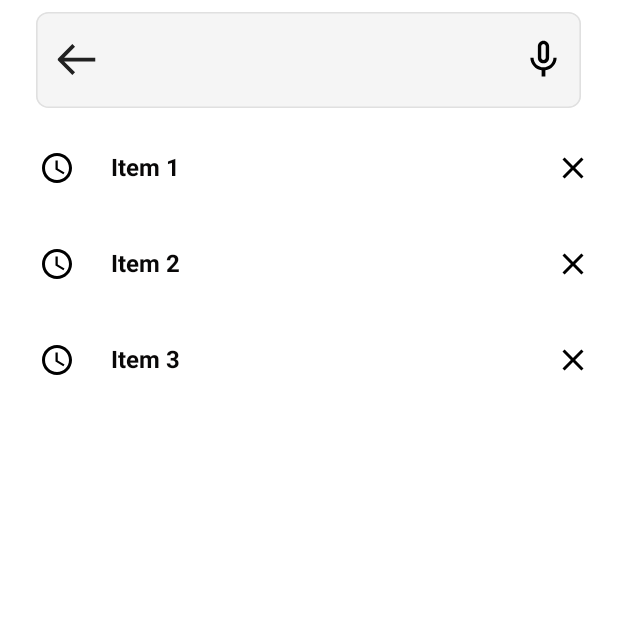
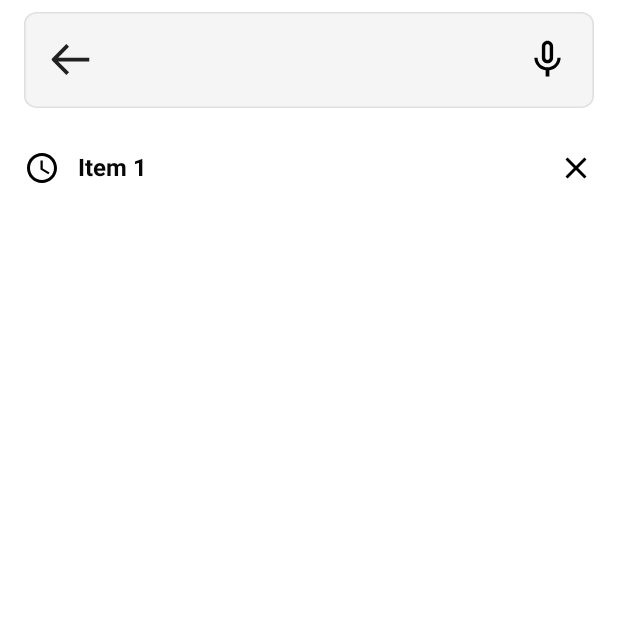
Before and after one commit to tuan-hda/evaware-android, an Android app: the screen it shows after launch (SearchActivity), on a phone screen of 412 x 824 dp, the top half of it. Run offline under Robolectric (Android 15) with nearby library versions, the phone set to English and light mode, and no system bars.

Commit message:
Remove onClick attribute on search_layout

```diff
--- a/app/src/main/java/com/example/evaware/presentation/base/SearchActivity.java
+++ b/app/src/main/java/com/example/evaware/presentation/base/SearchActivity.java
@@ -1,19 +1,28 @@
 package com.example.evaware.presentation.base;
 
 import android.os.Bundle;
+import android.view.View;
+import android.widget.Toast;
 
 import androidx.appcompat.app.AppCompatActivity;
 
 import com.example.evaware.R;
+import com.example.evaware.databinding.SearchBinding;
 
 public class SearchActivity extends AppCompatActivity {
-
-
+    private SearchBinding binding;
 
     @Override
     protected void onCreate(Bundle savedInstanceState) {
         super.onCreate(savedInstanceState);
-        setContentView(R.layout.search);
+        binding = SearchBinding.inflate(getLayoutInflater());
+        setContentView(binding.getRoot());
 
+        binding.clear.setOnClickListener(new View.OnClickListener() {
+            @Override
+            public void onClick(View view) {
+                Toast.makeText(SearchActivity.this, "Hello world", Toast.LENGTH_SHORT).show();
+            }
+        });
     }
 }
--- a/app/src/main/res/layout/search.xml
+++ b/app/src/main/res/layout/search.xml
@@ -1,12 +1,10 @@
 <?xml version="1.0" encoding="utf-8"?>
-<RelativeLayout
-    xmlns:android="http://schemas.android.com/apk/res/android"
-    xmlns:app="http://schemas.android.com/apk/res-auto"
-    xmlns:tools="http://schemas.android.com/tools"
+<RelativeLayout xmlns:android="http://schemas.android.com/apk/res/android"
     android:id="@+id/empty_account"
     android:layout_width="fill_parent"
     android:layout_height="fill_parent"
     android:clipToOutline="true">
+
     <LinearLayout
         android:layout_height="wrap_content"
         android:layout_width="match_parent"
@@ -17,21 +15,22 @@
             android:layout_width="match_parent"
             android:layout_height="80dp"
             >
+
             <RelativeLayout
-                android:layout_width="363dp"
+                android:layout_width="match_parent"
+                android:layout_marginHorizontal="16dp"
                 android:layout_height="64dp"
                 android:layout_centerHorizontal="true"
                 android:layout_centerVertical="true"
                 android:background="@drawable/main_fr">
                 <!-- arrow-left -->
-                <ImageButton
-                    xmlns:android="http://schemas.android.com/apk/res/android"
+                <ImageButton xmlns:android="http://schemas.android.com/apk/res/android"
                     android:layout_width="30dp"
                     android:layout_height="30dp"
-                    android:layout_marginLeft="12dp"
+                    android:layout_marginLeft="16dp"
                     android:layout_centerVertical="true"
-                    android:background="@drawable/arrow_left"
-                    />
+                    android:background="@drawable/arrow_left" />
+
                 <EditText
                     android:layout_width="270dp"
                     android:layout_height="50dp"
@@ -40,107 +39,52 @@
                     android:backgroundTint="#F5F5F5"
                     android:fontFamily="@font/lexend_medium"
                     android:paddingLeft="16dp"
-                    android:textColorLink="#F5F5F5"/>
-                <ImageButton
-                    xmlns:android="http://schemas.android.com/apk/res/android"
+                    android:textColorLink="#F5F5F5" />
+
+                <ImageButton xmlns:android="http://schemas.android.com/apk/res/android"
                     android:layout_width="30dp"
                     android:layout_height="30dp"
-                    android:layout_marginLeft="323dp"
+                    android:layout_alignParentEnd="true"
+                    android:layout_marginRight="16dp"
                     android:layout_centerVertical="true"
-                    android:background="@drawable/ic_mic"
-                    />
+                    android:background="@drawable/ic_mic" />
             </RelativeLayout>
         </RelativeLayout>
 <!--Add searched item in a flow-->
         <RelativeLayout
-            xmlns:android="http://schemas.android.com/apk/res/android"
             android:layout_width="match_parent"
-            android:layout_height="64dp"
-            >
+            android:layout_height="64dp">
+
             <View
+                android:id="@+id/icon_clock"
                 android:layout_width="24dp"
                 android:layout_height="24dp"
                 android:background="@drawable/ic_clock"
                 android:layout_centerVertical="true"
-                android:layout_marginLeft="26dp"/>
+                android:layout_marginLeft="16dp" />
+
             <TextView
-                android:layout_width="263dp"
+                android:layout_width="0dp"
                 android:layout_height="24dp"
+                android:layout_centerVertical="true"
+                android:layout_alignStart="@+id/icon_clock"
+                android:layout_alignEnd="@+id/clear"
+                android:layout_marginHorizontal="36dp"
                 android:text="Item 1"
-                android:layout_centerVertical="true"
-                android:layout_centerHorizontal="true"
                 android:textColor="#090808"
-                android:textStyle="bold"
                 android:textSize="16sp"
-                android:onClick="onButtonClick"
-                android:layout_marginLeft="26dp"/>
+                android:textStyle="bold" />
+
             <View
+                android:id="@+id/clear"
                 android:layout_width="24dp"
                 android:layout_height="24dp"
                 android:background="@drawable/ic_x"
                 android:layout_centerVertical="true"
-                android:onClick="onButtonClick"
-                android:layout_marginLeft="370dp"/>
+                android:layout_alignParentEnd="true"
+                android:layout_marginLeft="370dp"
+                android:layout_marginEnd="16dp" />
         </RelativeLayout>
-        <RelativeLayout
-            xmlns:android="http://schemas.android.com/apk/res/android"
-            android:layout_width="match_parent"
-            android:layout_height="64dp"
-            >
-            <View
-                android:layout_width="24dp"
-                android:layout_height="24dp"
-                android:background="@drawable/ic_clock"
-                android:layout_centerVertical="true"
-                android:layout_marginLeft="26dp"/>
-            <TextView
-                android:layout_width="263dp"
-                android:layout_height="24dp"
-                android:text="Item 2"
-                android:layout_centerVertical="true"
-                android:layout_centerHorizontal="true"
-                android:textColor="#090808"
-                android:textStyle="bold"
-                android:textSize="16sp"
-                android:onClick="onButtonClick"
-                android:layout_marginLeft="26dp"/>
-            <View
-                android:layout_width="24dp"
-                android:layout_height="24dp"
-                android:background="@drawable/ic_x"
-                android:layout_centerVertical="true"
-                android:onClick="onButtonClick"
-                android:layout_marginLeft="370dp"/>
-        </RelativeLayout>
-        <RelativeLayout
-            xmlns:android="http://schemas.android.com/apk/res/android"
-            android:layout_width="match_parent"
-            android:layout_height="64dp"
-            >
-            <View
-                android:layout_width="24dp"
-                android:layout_height="24dp"
-                android:background="@drawable/ic_clock"
-                android:layout_centerVertical="true"
-                android:layout_marginLeft="26dp"/>
-            <TextView
-                android:layout_width="263dp"
-                android:layout_height="24dp"
-                android:text="Item 3"
-                android:layout_centerVertical="true"
-                android:layout_centerHorizontal="true"
-                android:textColor="#090808"
-                android:textStyle="bold"
-                android:textSize="16sp"
-                android:onClick="onButtonClick"
-                android:layout_marginLeft="26dp"/>
-            <View
-                android:layout_width="24dp"
-                android:layout_height="24dp"
-                android:background="@drawable/ic_x"
-                android:layout_centerVertical="true"
-                android:onClick="onButtonClick"
-                android:layout_marginLeft="370dp"/>
-        </RelativeLayout>
+
     </LinearLayout>
 </RelativeLayout>
```
